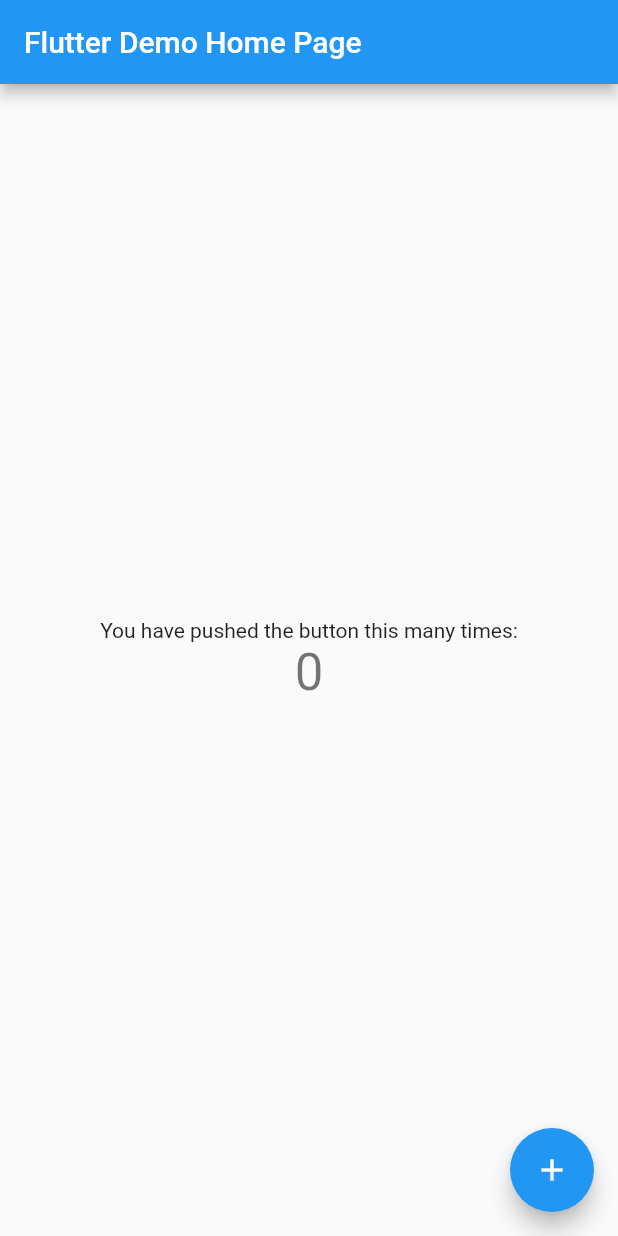
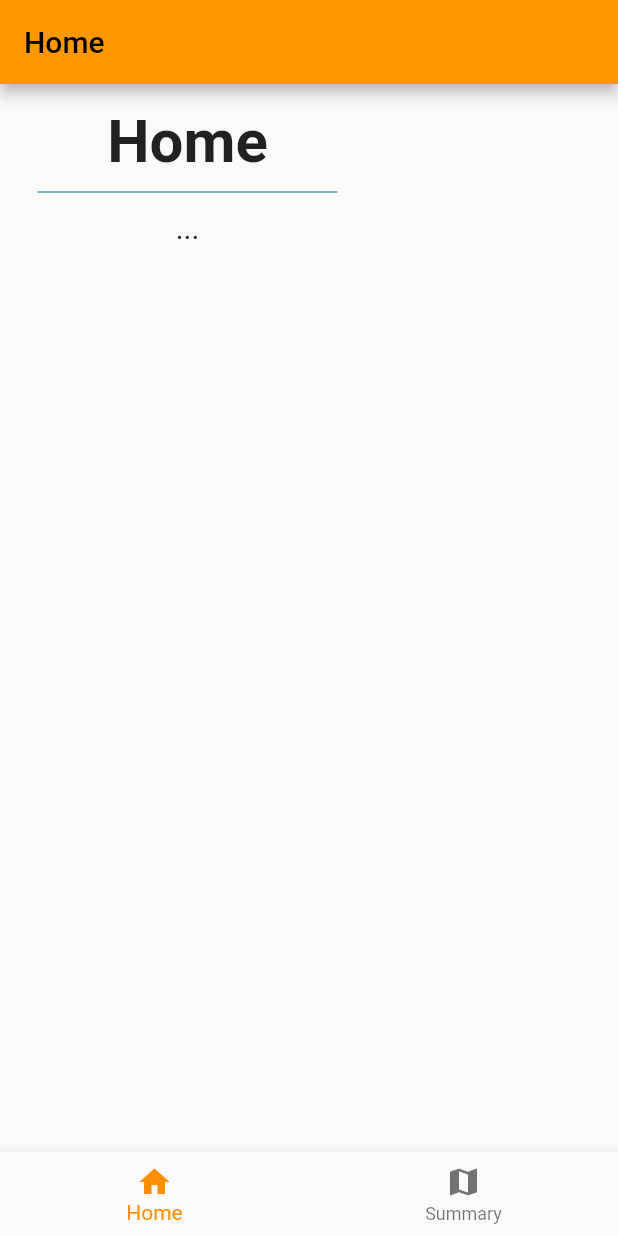
Before and after one commit to RubenBoone/Qiosk-MobileApp, a Flutter app: the screen it shows after launch, on a phone screen of 412 x 824 dp. Run offline on Flutter 3.47's test engine with Material 2 defaults, Android fonts, the phone set to English and light mode, and no system bars.

Commit message:
basis app

```diff
--- a/lib/main.dart
+++ b/lib/main.dart
@@ -1,4 +1,5 @@
 import 'package:flutter/material.dart';
+import './widgets/navigation.dart';
 
 void main() {
   runApp(const MyApp());
@@ -11,20 +12,12 @@ class MyApp extends StatelessWidget {
   @override
   Widget build(BuildContext context) {
     return MaterialApp(
-      title: 'Flutter Demo',
+      title: 'Qiosk App',
       theme: ThemeData(
-        // This is the theme of your application.
-        //
-        // Try running your application with "flutter run". You'll see the
-        // application has a blue toolbar. Then, without quitting the app, try
-        // changing the primarySwatch below to Colors.green and then invoke
-        // "hot reload" (press "r" in the console where you ran "flutter run",
-        // or simply save your changes to "hot reload" in a Flutter IDE).
-        // Notice that the counter didn't reset back to zero; the application
-        // is not restarted.
-        primarySwatch: Colors.blue,
+        primarySwatch: Colors.orange,
+        visualDensity: VisualDensity.adaptivePlatformDensity
       ),
-      home: const MyHomePage(title: 'Flutter Demo Home Page'),
+      home: const BottomNavigationTemplate(),
     );
   }
 }
--- /dev/null
+++ b/lib/pages/home.dart
@@ -0,0 +1,34 @@
+import 'package:flutter/material.dart';
+
+//This page shows a blueprint of the building with information about each kiosk
+//This page will pop up whenever the app is launched
+class HomePage extends StatelessWidget {
+  const HomePage({Key? key}) : super(key: key);
+
+  @override
+  Widget build(BuildContext context) {
+    return Scaffold(
+        appBar: AppBar(
+          title: const Text("Home"),
+        ),
+        body: Container(
+            padding: const EdgeInsets.all(5.0),
+            margin: const EdgeInsets.symmetric(vertical: 10.0, horizontal: 20.0),
+            child: Column(
+              children: [
+                const Text("Home",
+                    style:
+                        TextStyle(fontSize: 40, fontWeight: FontWeight.bold)),
+                SizedBox(
+                  height: 20,
+                  width: 200,
+                  child: Divider(color: Colors.teal.shade700),
+                ),
+                const Text(
+                  "...",
+                  style: TextStyle(height: 1.3, fontSize: 20),
+                )
+              ],
+            )));
+  }
+}
--- /dev/null
+++ b/lib/pages/summary.dart
@@ -0,0 +1,21 @@
+import 'package:flutter/material.dart';
+
+//Deze pagina wordt gebruikt om de camera op in te laden
+class SummaryPage extends StatefulWidget {
+  const SummaryPage({Key? key}) : super(key: key);
+
+  @override
+  _SummaryPageState createState() => _SummaryPageState();
+}
+
+class _SummaryPageState extends State<SummaryPage> {
+  @override
+  Widget build(BuildContext context) {
+    return Scaffold(
+      appBar: AppBar(
+        title: const Text("Overzicht"),
+      ),
+      body: Container(color: Colors.white),
+    );
+  }
+}
--- /dev/null
+++ b/lib/widgets/navigation.dart
@@ -0,0 +1,51 @@
+import 'package:Qiosk/pages/home.dart';
+import 'package:Qiosk/pages/summary.dart';
+import 'package:flutter/material.dart';
+
+class BottomNavigationTemplate extends StatefulWidget {
+  const BottomNavigationTemplate({Key? key}) : super(key: key);
+
+  @override
+  State<BottomNavigationTemplate> createState() =>
+      _BottomNavigationTemplateState();
+}
+
+class _BottomNavigationTemplateState extends State<BottomNavigationTemplate> {
+  int _selectedIndex = 0;
+  //Navigation opties
+  static const List<Widget> _widgetOptions = <Widget>[
+    HomePage(),
+    SummaryPage()
+  ];
+
+  void _onItemTapped(int index) {
+    setState(() {
+      _selectedIndex = index;
+    });
+  }
+
+//Navigation bar items
+  @override
+  Widget build(BuildContext context) {
+    return Scaffold(
+      body: Center(
+        child: _widgetOptions.elementAt(_selectedIndex),
+      ),
+      bottomNavigationBar: BottomNavigationBar(
+        items: const <BottomNavigationBarItem>[
+          BottomNavigationBarItem(
+            icon: Icon(Icons.home),
+            label: 'Home',
+          ),
+          BottomNavigationBarItem(
+            icon: Icon(Icons.map),
+            label: 'Summary',
+          )
+        ],
+        currentIndex: _selectedIndex,
+        selectedItemColor: Colors.amber[800],
+        onTap: _onItemTapped,
+      ),
+    );
+  }
+}
--- a/pubspec.yaml
+++ b/pubspec.yaml
@@ -1,5 +1,5 @@
-name: mobile_app
-description: A new Flutter project.
+name: Qiosk
+description: An application to view and create how long you have been standing at a kiosk.
 
 # The following line prevents the package from being accidentally published to
 # pub.dev using `flutter pub publish`. This is preferred for private packages.
```
Also changed, not shown: 1 other file.
